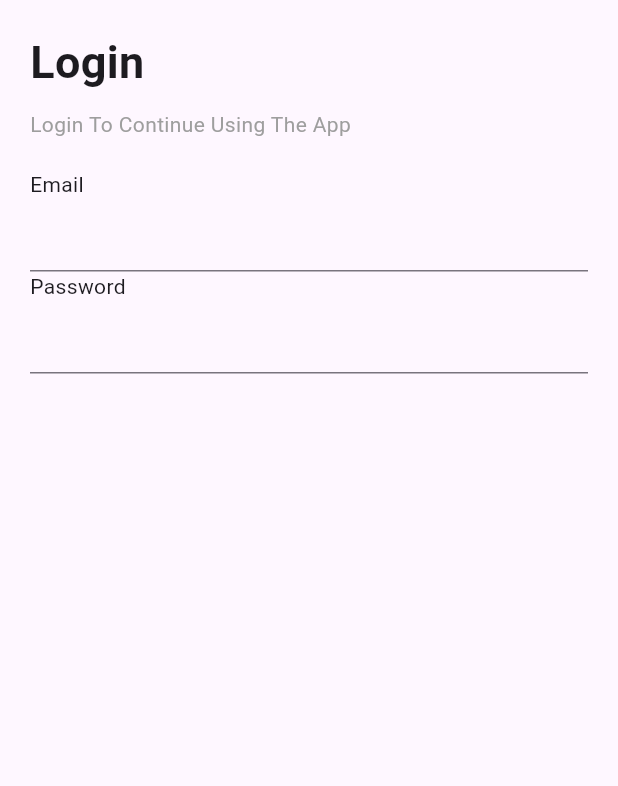
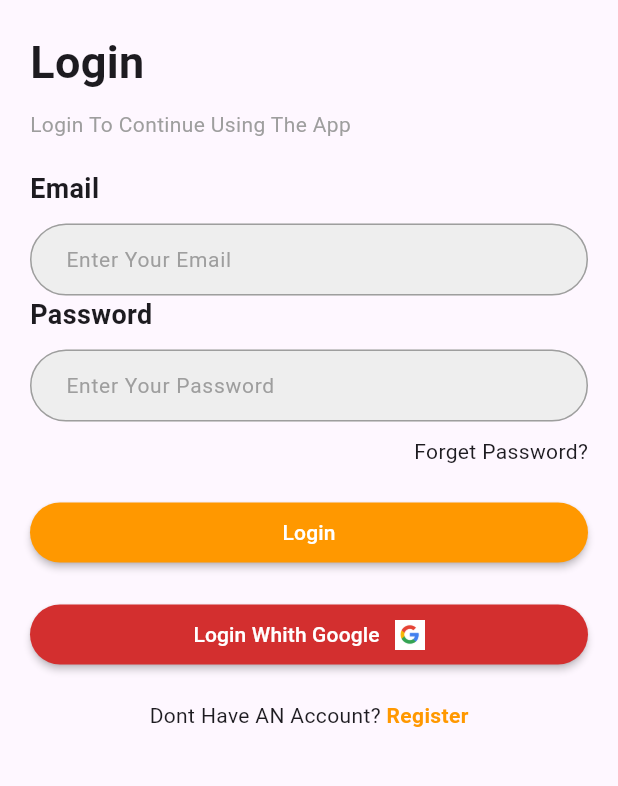
Before and after one commit to abo3amer69/record_note_app, a Flutter app: the screen it shows after launch, on a phone screen of 412 x 824 dp, the part 225-1011 px from its top. Run offline on Flutter 3.47's test engine with Material 3 defaults, Android fonts, the light colour scheme and no system bars; our stand-ins replace firebase_core; accounts and stored records are empty.

Commit message:
create login page and register page ui done

```diff
--- a/lib/auth/login.dart
+++ b/lib/auth/login.dart
@@ -1,4 +1,7 @@
 import 'package:flutter/material.dart';
+import 'package:record_notes_app/component/custombuttonauth.dart';
+import 'package:record_notes_app/component/customlogoauth.dart';
+import 'package:record_notes_app/component/textformfield.dart';
 
 class Login extends StatefulWidget {
   const Login({super.key});
@@ -8,6 +11,9 @@ class Login extends StatefulWidget {
 }
 
 class _LoginState extends State<Login> {
+
+  TextEditingController email=TextEditingController();
+  TextEditingController password = TextEditingController();
   @override
   Widget build(BuildContext context) {
     return Scaffold(
@@ -21,22 +27,7 @@ class _LoginState extends State<Login> {
                 Container(
                   height: 50,
                 ),
-                Center(
-                  child: Container(
-                    alignment: Alignment.center,
-                    width: 80,
-                    height: 80,
-                    padding: const EdgeInsets.all(10),
-                    decoration: BoxDecoration(
-                      color: Colors.grey[200],
-                      borderRadius: BorderRadius.circular(70),
-                    ),
-                    child: Image.asset(
-                      'imags/logo.jpg',
-                      width: 40,
-                    ),
-                  ),
-                ),
+                const CustomLogoAuth(),
                 Container(
                   height: 20,
                 ),
@@ -54,12 +45,83 @@ class _LoginState extends State<Login> {
                 Container(
                   height: 20,
                 ),
-                const Text('Email'),
-                TextFormField(),
-                const Text('Password'),
-                TextFormField(),
+                const Text(
+                  'Email',
+                  style: TextStyle(fontWeight: FontWeight.bold, fontSize: 18),
+                ),
+                Container(
+                  height: 10,
+                ),
+                CustomTextForm(hinttext: 'Enter Your Email', mycontroller: email),
+                const Text(
+                  'Password',
+                  style: TextStyle(fontWeight: FontWeight.bold, fontSize: 18),
+                ),
+                Container(
+                  height: 10,
+                ),
+                CustomTextForm(hinttext: 'Enter Your Password', mycontroller: password),
+                Container(
+                  margin: const EdgeInsets.only(top: 10, bottom: 20),
+                  alignment: Alignment.topRight,
+                  child: const Text(
+                    'Forget Password?',
+                    style: TextStyle(
+                      fontSize: 14,
+                    ),
+                  ),
+                ),
               ],
             ),
+            CustomButtonAuth(title: 'Login',onPressed: (){}),
+            Container(
+              height: 20,
+            ),
+            MaterialButton(
+              height: 40,
+              shape: RoundedRectangleBorder(
+                  borderRadius: BorderRadius.circular(20)),
+              color: Colors.red[700],
+              textColor: Colors.white,
+              onPressed: () {},
+              child: Row(
+                mainAxisAlignment: MainAxisAlignment.center,
+                children: [
+                   const Text('Login Whith Google'),
+                  const SizedBox(width: 10,),
+                  Image.asset(
+                    'imags/google.png',
+                    width: 20,
+                  ),
+                ],
+              ),
+            ),
+            Container(
+              height: 20,
+            ),
+          InkWell(
+            onTap: (){
+              Navigator.of(context).pushNamed('signup');
+            },
+            child: const Center(
+               child:  Text.rich(
+                  TextSpan(
+                    children: [
+                      TextSpan(
+                        text: 'Dont Have AN Account? ',
+                      ),
+                      TextSpan(
+                        text: 'Register',
+                        style: TextStyle(
+                          color: Colors.orange,
+                          fontWeight: FontWeight.bold,
+                        ),
+                      ),
+                    ],
+                  ),
+                ),
+             ),
+          ),
           ],
         ),
       ),
--- /dev/null
+++ b/lib/component/custombuttonauth.dart
@@ -0,0 +1,19 @@
+import 'package:flutter/material.dart';
+
+class CustomButtonAuth extends StatelessWidget {
+  final void Function()? onPressed;
+  final String title;
+  const CustomButtonAuth({super.key,this.onPressed, required this.title});
+
+  @override
+  Widget build(BuildContext context) {
+    return MaterialButton(
+      height: 40,
+      shape: RoundedRectangleBorder(borderRadius: BorderRadius.circular(50)),
+      color: Colors.orange,
+      textColor: Colors.white,
+      onPressed: onPressed,
+      child:  Text(title),
+    );
+  }
+}
--- /dev/null
+++ b/lib/component/customlogoauth.dart
@@ -0,0 +1,25 @@
+import 'package:flutter/material.dart';
+
+class CustomLogoAuth extends StatelessWidget {
+  const CustomLogoAuth({super.key});
+
+  @override
+  Widget build(BuildContext context) {
+    return Center(
+      child: Container(
+        alignment: Alignment.center,
+        width: 80,
+        height: 80,
+        padding: const EdgeInsets.all(10),
+        decoration: BoxDecoration(
+          color: Colors.grey[200],
+          borderRadius: BorderRadius.circular(70),
+        ),
+        child: Image.asset(
+          'imags/logo.jpg',
+          width: 40,
+        ),
+      ),
+    );
+  }
+}
--- /dev/null
+++ b/lib/component/textformfield.dart
@@ -0,0 +1,48 @@
+import 'package:flutter/material.dart';
+
+class CustomTextForm extends StatelessWidget {
+  const CustomTextForm(
+      {super.key, required this.hinttext, required this.mycontroller});
+  final String hinttext;
+  final TextEditingController mycontroller;
+
+  @override
+  Widget build(BuildContext context) {
+    return TextFormField(
+      controller: mycontroller,
+      decoration: InputDecoration(
+          hintText: hinttext,
+          hintStyle: const TextStyle(
+            fontSize: 14,
+            color: Colors.grey,
+          ),
+          contentPadding: const EdgeInsets.symmetric(
+            vertical: 2,
+            horizontal: 20,
+          ),
+          filled: true,
+          fillColor: Colors.grey[200],
+          border: OutlineInputBorder(
+            borderRadius: BorderRadius.circular(
+              50,
+            ),
+            borderSide: const BorderSide(
+              color: Color.fromARGB(
+                255,
+                184,
+                184,
+                184,
+              ),
+            ),
+          ),
+          enabledBorder: OutlineInputBorder(
+            borderRadius: BorderRadius.circular(
+              50,
+            ),
+            borderSide: const BorderSide(
+              color: Colors.grey,
+            ),
+          )),
+    );
+  }
+}
--- a/lib/main.dart
+++ b/lib/main.dart
@@ -1,6 +1,7 @@
 import 'package:firebase_core/firebase_core.dart';
 import 'package:flutter/material.dart';
 import 'package:record_notes_app/auth/login.dart';
+import 'package:record_notes_app/auth/signup.dart';
 import 'package:record_notes_app/firebase_options.dart';
 import 'package:record_notes_app/homepage.dart';
 
@@ -21,9 +22,13 @@
 class _MyAppState extends State<MyApp> {
   @override
   Widget build(BuildContext context) {
-    return const MaterialApp(
+    return  MaterialApp(
       debugShowCheckedModeBanner: false,
-      home: Login(),
+      home:const Login(),
+      routes: {
+        'signup':(context)=>const SignUp(),
+        'login':(context)=>const Login(),
+      },
     );
   }
 }
--- a/pubspec.yaml
+++ b/pubspec.yaml
@@ -55,6 +55,7 @@ flutter:
   # To add assets to your application, add an assets section, like this:
   assets:
     - imags/logo.jpg
+    - imags/google.png
 
   # An image asset can refer to one or more resolution-specific "variants", see
   # https://flutter.dev/to/resolution-aware-images
```
Also changed, not shown: lib/auth/signup.dart (+119 -0 lines), imags/google.png (added).
